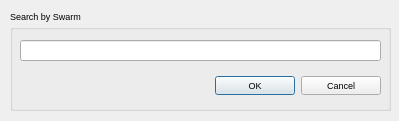
Qt form swarmfinddialog.ui (guolisen/ArrayBox) before a commit.
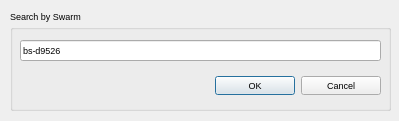
The same form after that commit.

```diff
--- a/swarmfinddialog.ui
+++ b/swarmfinddialog.ui
@@ -51,6 +51,9 @@
       <height>21</height>
      </rect>
     </property>
+    <property name="text">
+     <string>bs-d9526</string>
+    </property>
    </widget>
    <widget class="QDialogButtonBox" name="buttonBox">
     <property name="geometry">
```
